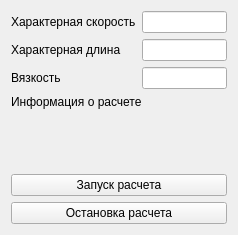
Above: source/q3main/q3calculuseditor.ui from messteno/Q3Solver before the change. Below: the same form after it.
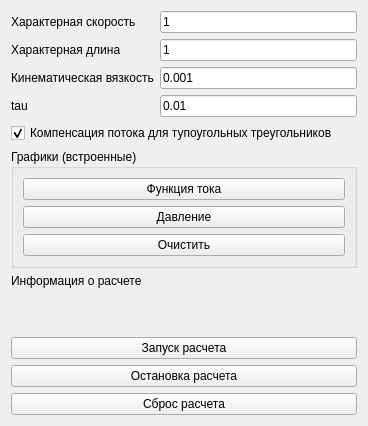
That is the form after the change.

Commit message: Add native neigbour interpolation, add graphics, fix calc errors, test lid-driven cavity.

```diff
--- a/source/q3main/q3calculuseditor.ui
+++ b/source/q3main/q3calculuseditor.ui
@@ -6,8 +6,8 @@
    <rect>
     <x>0</x>
     <y>0</y>
-    <width>238</width>
-    <height>235</height>
+    <width>368</width>
+    <height>426</height>
    </rect>
   </property>
   <property name="windowTitle">
@@ -24,7 +24,11 @@
       </widget>
      </item>
      <item row="0" column="1">
-      <widget class="QLineEdit" name="lineEdit"/>
+      <widget class="QLineEdit" name="meanVelocityEdit">
+       <property name="text">
+        <string>1</string>
+       </property>
+      </widget>
      </item>
      <item row="1" column="0">
       <widget class="QLabel" name="label_2">
@@ -34,20 +38,82 @@
       </widget>
      </item>
      <item row="1" column="1">
-      <widget class="QLineEdit" name="lineEdit_2"/>
+      <widget class="QLineEdit" name="characteristicLengthEdit">
+       <property name="text">
+        <string>1</string>
+       </property>
+      </widget>
      </item>
      <item row="2" column="0">
       <widget class="QLabel" name="label_3">
        <property name="text">
-        <string>Вязкость</string>
+        <string>Кинематическая вязкость</string>
        </property>
       </widget>
      </item>
      <item row="2" column="1">
-      <widget class="QLineEdit" name="lineEdit_3"/>
+      <widget class="QLineEdit" name="kinematicViscosityEdit">
+       <property name="text">
+        <string>0.001</string>
+       </property>
+      </widget>
+     </item>
+     <item row="3" column="0">
+      <widget class="QLabel" name="tauLabel">
+       <property name="text">
+        <string>tau</string>
+       </property>
+      </widget>
+     </item>
+     <item row="3" column="1">
+      <widget class="QLineEdit" name="tauEdit">
+       <property name="text">
+        <string>0.01</string>
+       </property>
+      </widget>
      </item>
     </layout>
    </item>
+   <item>
+    <widget class="QCheckBox" name="badTrianglesFixCheckBox">
+     <property name="text">
+      <string>Компенсация потока для тупоугольных треугольников</string>
+     </property>
+     <property name="checked">
+      <bool>true</bool>
+     </property>
+    </widget>
+   </item>
+   <item>
+    <widget class="QGroupBox" name="internalGraphicsGroup">
+     <property name="title">
+      <string>Графики (встроенные)</string>
+     </property>
+     <layout class="QVBoxLayout" name="verticalLayout_2">
+      <item>
+       <widget class="QPushButton" name="internalStreamPlotButton">
+        <property name="text">
+         <string>Функция тока</string>
+        </property>
+       </widget>
+      </item>
+      <item>
+       <widget class="QPushButton" name="internalPreassurePlotButton">
+        <property name="text">
+         <string>Давление</string>
+        </property>
+       </widget>
+      </item>
+      <item>
+       <widget class="QPushButton" name="internalClearPlotButton">
+        <property name="text">
+         <string>Очистить</string>
+        </property>
+       </widget>
+      </item>
+     </layout>
+    </widget>
+   </item>
    <item>
     <widget class="QLabel" name="calcInfoLabel">
      <property name="text">
@@ -82,6 +148,13 @@
      </property>
     </widget>
    </item>
+   <item>
+    <widget class="QPushButton" name="resetCalcButton">
+     <property name="text">
+      <string>Сброс расчета</string>
+     </property>
+    </widget>
+   </item>
   </layout>
  </widget>
  <resources/>
```
Left out of the diff: 10 changed lines with no effect on the pictures. The commit also changes 31 other files.
